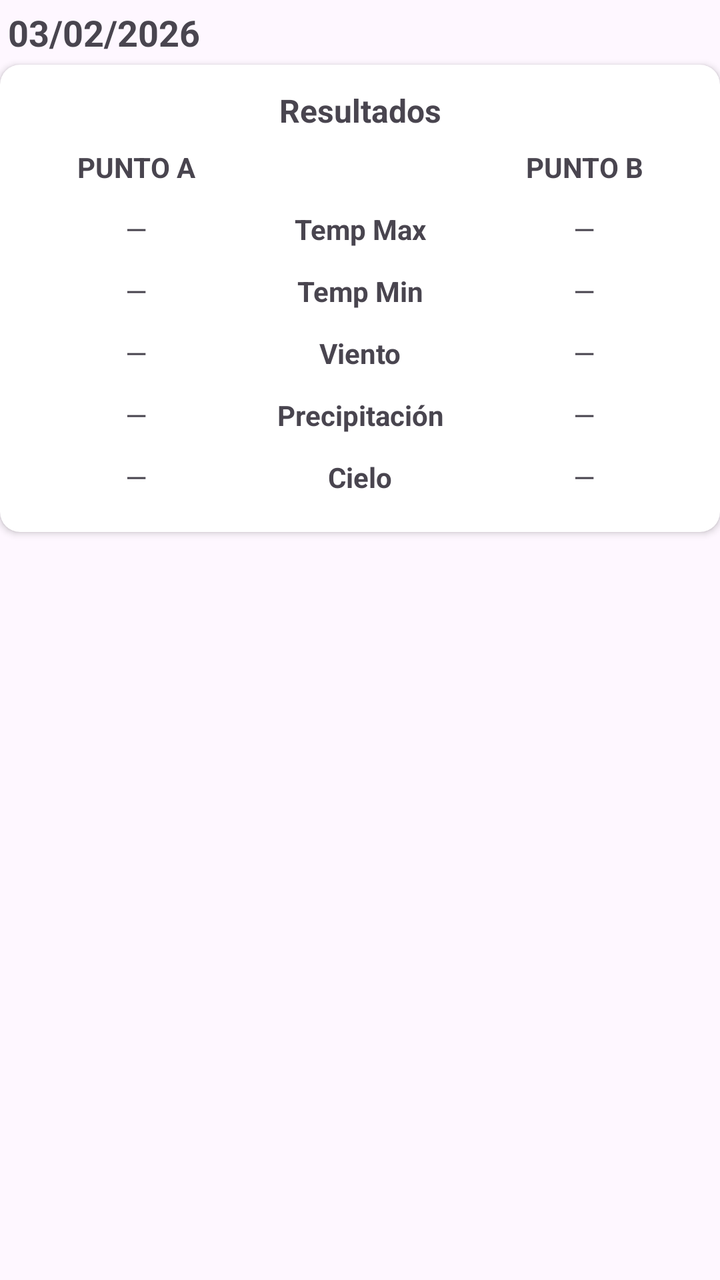
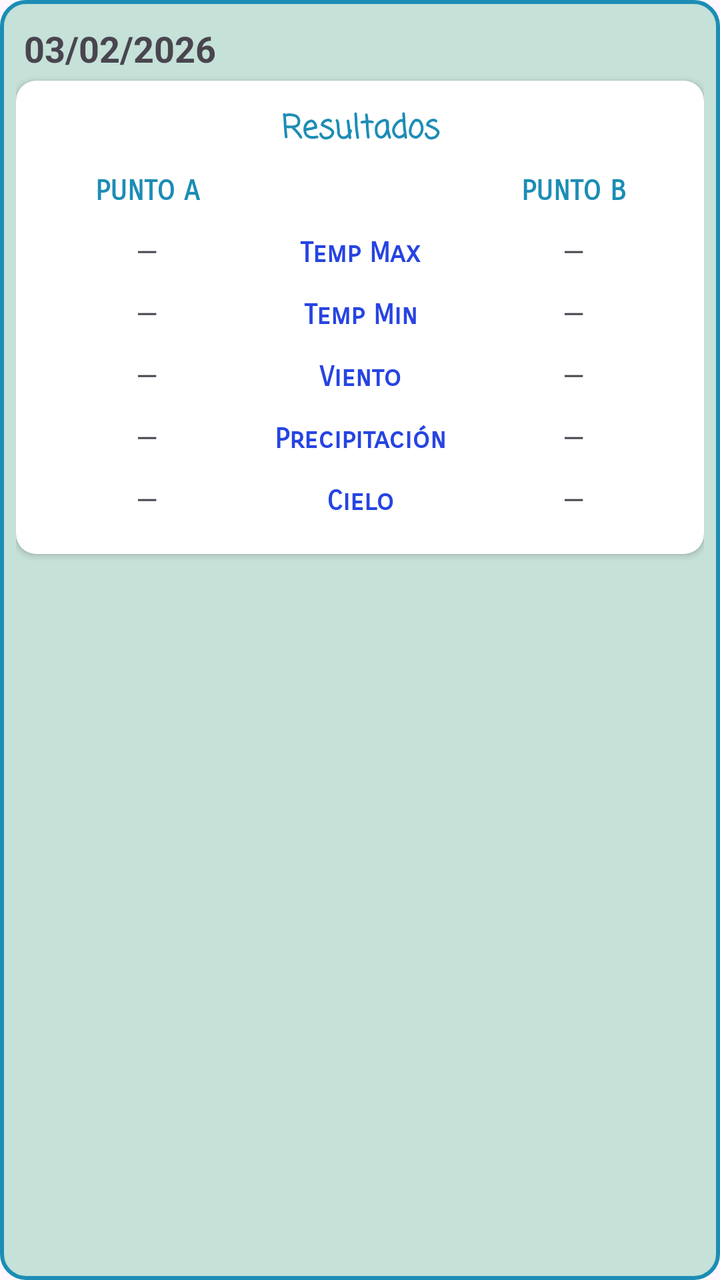

Compare the two renders of this Android layout. The source of the first and the diff that turns it into the second are given below.
<!-- AndroidManifest.xml: application theme Theme.MeteoDuo -->
<!-- res/layout/item_resultados_dia.xml -->
<?xml version="1.0" encoding="utf-8"?>
<LinearLayout
    xmlns:android="http://schemas.android.com/apk/res/android"
    xmlns:app="http://schemas.android.com/apk/res-auto"
    android:layout_width="match_parent"
    android:layout_height="wrap_content"
    android:orientation="vertical"
    android:layout_marginBottom="14dp">

    
    <TextView
        android:id="@+id/tvFecha"
        android:layout_width="match_parent"
        android:layout_height="wrap_content"
        android:text="03/02/2026"
        android:textStyle="bold"
        android:textSize="18sp"
        android:padding="4dp"/>

    
    <androidx.cardview.widget.CardView
        android:layout_width="match_parent"
        android:layout_height="wrap_content"
        app:cardCornerRadius="10dp"
        app:cardElevation="2dp">

        <LinearLayout
            android:layout_width="match_parent"
            android:layout_height="wrap_content"
            android:orientation="vertical"
            android:padding="12dp">

            <TextView
                android:layout_width="match_parent"
                android:layout_height="wrap_content"
                android:text="Resultados"
                android:textStyle="bold"
                android:textSize="16sp"
                android:gravity="center"
                android:layout_marginBottom="8dp"/>

            
            <LinearLayout
                android:layout_width="match_parent"
                android:layout_height="wrap_content"
                android:orientation="horizontal"
                android:paddingBottom="6dp">

                <TextView
                    android:id="@+id/tvHeadA"
                    android:layout_width="0dp"
                    android:layout_height="wrap_content"
                    android:layout_weight="1"
                    android:text="PUNTO A"
                    android:textStyle="bold"
                    android:gravity="center"/>

                <TextView
                    android:layout_width="0dp"
                    android:layout_height="wrap_content"
                    android:layout_weight="1"
                    android:text=""
                    android:gravity="center"/>

                <TextView
                    android:id="@+id/tvHeadB"
                    android:layout_width="0dp"
                    android:layout_height="wrap_content"
                    android:layout_weight="1"
                    android:text="PUNTO B"
                    android:textStyle="bold"
                    android:gravity="center"/>
            </LinearLayout>

            
            <LinearLayout
                android:id="@+id/rowTempMax"
                android:layout_width="match_parent"
                android:layout_height="wrap_content"
                android:orientation="horizontal"
                android:paddingVertical="6dp">

                <TextView
                    android:id="@+id/tvA_TempMax"
                    android:layout_width="0dp"
                    android:layout_height="wrap_content"
                    android:layout_weight="1"
                    android:text="—"
                    android:gravity="center"/>

                <TextView
                    android:layout_width="0dp"
                    android:layout_height="wrap_content"
                    android:layout_weight="1"
                    android:text="Temp Max"
                    android:textStyle="bold"
                    android:gravity="center"/>

                <TextView
                    android:id="@+id/tvB_TempMax"
                    android:layout_width="0dp"
                    android:layout_height="wrap_content"
                    android:layout_weight="1"
                    android:text="—"
                    android:gravity="center"/>
            </LinearLayout>

            
            <LinearLayout
                android:id="@+id/rowTempMin"
                android:layout_width="match_parent"
                android:layout_height="wrap_content"
                android:orientation="horizontal"
                android:paddingVertical="6dp">

                <TextView
                    android:id="@+id/tvA_TempMin"
                    android:layout_width="0dp"
                    android:layout_height="wrap_content"
                    android:layout_weight="1"
                    android:text="—"
                    android:gravity="center"/>

                <TextView
                    android:layout_width="0dp"
                    android:layout_height="wrap_content"
                    android:layout_weight="1"
                    android:text="Temp Min"
                    android:textStyle="bold"
                    android:gravity="center"/>

                <TextView
                    android:id="@+id/tvB_TempMin"
                    android:layout_width="0dp"
                    android:layout_height="wrap_content"
                    android:layout_weight="1"
                    android:text="—"
                    android:gravity="center"/>
            </LinearLayout>

            
            <LinearLayout
                android:id="@+id/rowViento"
                android:layout_width="match_parent"
                android:layout_height="wrap_content"
                android:orientation="horizontal"
                android:paddingVertical="6dp">

                <TextView
                    android:id="@+id/tvA_Viento"
                    android:layout_width="0dp"
                    android:layout_height="wrap_content"
                    android:layout_weight="1"
                    android:text="—"
                    android:gravity="center"/>

                <TextView
                    android:layout_width="0dp"
                    android:layout_height="wrap_content"
                    android:layout_weight="1"
                    android:text="Viento"
                    android:textStyle="bold"
                    android:gravity="center"/>

                <TextView
                    android:id="@+id/tvB_Viento"
                    android:layout_width="0dp"
                    android:layout_height="wrap_content"
                    android:layout_weight="1"
                    android:text="—"
                    android:gravity="center"/>
            </LinearLayout>

            
            <LinearLayout
                android:id="@+id/rowPrecipitacion"
                android:layout_width="match_parent"
                android:layout_height="wrap_content"
                android:orientation="horizontal"
                android:paddingVertical="6dp">

                <TextView
                    android:id="@+id/tvA_Prec"
                    android:layout_width="0dp"
                    android:layout_height="wrap_content"
                    android:layout_weight="1"
                    android:text="—"
                    android:gravity="center"/>

                <TextView
                    android:layout_width="0dp"
                    android:layout_height="wrap_content"
                    android:layout_weight="1"
                    android:text="Precipitación"
                    android:textStyle="bold"
                    android:gravity="center"/>

                <TextView
                    android:id="@+id/tvB_Prec"
                    android:layout_width="0dp"
                    android:layout_height="wrap_content"
                    android:layout_weight="1"
                    android:text="—"
                    android:gravity="center"/>
            </LinearLayout>

            
            <LinearLayout
                android:id="@+id/rowCielo"
                android:layout_width="match_parent"
                android:layout_height="wrap_content"
                android:orientation="horizontal"
                android:paddingVertical="6dp">

                <TextView
                    android:id="@+id/tvA_Cielo"
                    android:layout_width="0dp"
                    android:layout_height="wrap_content"
                    android:layout_weight="1"
                    android:text="—"
                    android:gravity="center"/>

                <TextView
                    android:layout_width="0dp"
                    android:layout_height="wrap_content"
                    android:layout_weight="1"
                    android:text="Cielo"
                    android:textStyle="bold"
                    android:gravity="center"/>

                <TextView
                    android:id="@+id/tvB_Cielo"
                    android:layout_width="0dp"
                    android:layout_height="wrap_content"
                    android:layout_weight="1"
                    android:text="—"
                    android:gravity="center"/>
            </LinearLayout>

        </LinearLayout>
    </androidx.cardview.widget.CardView>

</LinearLayout>
<!-- resources referenced by this layout -->
<resources>
  <style name="Theme.MeteoDuo" parent="Base.Theme.MeteoDuo" />
  <style name="Base.Theme.MeteoDuo" parent="Theme.Material3.DayNight.NoActionBar">
          
  
  
      </style>
</resources>

<!-- the commit's change to res/layout/item_resultados_dia.xml (unified diff, before → after) -->
@@ -5,7 +5,9 @@
     android:layout_width="match_parent"
     android:layout_height="wrap_content"
     android:orientation="vertical"
-    android:layout_marginBottom="14dp">
+    android:layout_marginBottom="14dp"
+    android:background="@drawable/fondo_resultados">
+    >
 
     
     <TextView
@@ -31,13 +33,16 @@
             android:padding="12dp">
 
             <TextView
-                android:layout_width="match_parent"
-                android:layout_height="wrap_content"
+                android:id="@+id/txtresultados"
+                android:layout_width="match_parent"
+                android:layout_height="wrap_content"
+                android:layout_marginBottom="8dp"
+                android:fontFamily="casual"
+                android:gravity="center"
                 android:text="Resultados"
-                android:textStyle="bold"
+                android:textColor="@color/boton"
                 android:textSize="16sp"
-                android:gravity="center"
-                android:layout_marginBottom="8dp"/>
+                android:textStyle="bold" />
 
             
             <LinearLayout
@@ -51,9 +56,11 @@
                     android:layout_width="0dp"
                     android:layout_height="wrap_content"
                     android:layout_weight="1"
+                    android:fontFamily="sans-serif-smallcaps"
+                    android:gravity="center"
                     android:text="PUNTO A"
-                    android:textStyle="bold"
-                    android:gravity="center"/>
+                    android:textColor="@color/boton"
+                    android:textStyle="bold" />
 
                 <TextView
                     android:layout_width="0dp"
@@ -67,9 +74,11 @@
                     android:layout_width="0dp"
                     android:layout_height="wrap_content"
                     android:layout_weight="1"
+                    android:fontFamily="sans-serif-smallcaps"
+                    android:gravity="center"
                     android:text="PUNTO B"
-                    android:textStyle="bold"
-                    android:gravity="center"/>
+                    android:textColor="@color/boton"
+                    android:textStyle="bold" />
             </LinearLayout>
 
             
@@ -92,9 +101,11 @@
                     android:layout_width="0dp"
                     android:layout_height="wrap_content"
                     android:layout_weight="1"
+                    android:fontFamily="sans-serif-smallcaps"
+                    android:gravity="center"
                     android:text="Temp Max"
-                    android:textStyle="bold"
-                    android:gravity="center"/>
+                    android:textColor="@color/text"
+                    android:textStyle="bold" />
 
                 <TextView
                     android:id="@+id/tvB_TempMax"
@@ -125,9 +136,11 @@
                     android:layout_width="0dp"
                     android:layout_height="wrap_content"
                     android:layout_weight="1"
+                    android:fontFamily="sans-serif-smallcaps"
+                    android:gravity="center"
                     android:text="Temp Min"
-                    android:textStyle="bold"
-                    android:gravity="center"/>
+                    android:textColor="@color/text"
+                    android:textStyle="bold" />
 
                 <TextView
                     android:id="@+id/tvB_TempMin"
@@ -158,9 +171,11 @@
                     android:layout_width="0dp"
                     android:layout_height="wrap_content"
                     android:layout_weight="1"
+                    android:fontFamily="sans-serif-smallcaps"
+                    android:gravity="center"
                     android:text="Viento"
-                    android:textStyle="bold"
-                    android:gravity="center"/>
+                    android:textColor="@color/text"
+                    android:textStyle="bold" />
 
                 <TextView
                     android:id="@+id/tvB_Viento"
@@ -191,9 +206,11 @@
                     android:layout_width="0dp"
                     android:layout_height="wrap_content"
                     android:layout_weight="1"
+                    android:fontFamily="sans-serif-smallcaps"
+                    android:gravity="center"
                     android:text="Precipitación"
-                    android:textStyle="bold"
-                    android:gravity="center"/>
+                    android:textColor="@color/text"
+                    android:textStyle="bold" />
 
                 <TextView
                     android:id="@+id/tvB_Prec"
@@ -224,9 +241,11 @@
                     android:layout_width="0dp"
                     android:layout_height="wrap_content"
                     android:layout_weight="1"
+                    android:fontFamily="sans-serif-smallcaps"
+                    android:gravity="center"
                     android:text="Cielo"
-                    android:textStyle="bold"
-                    android:gravity="center"/>
+                    android:textColor="@color/text"
+                    android:textStyle="bold" />
 
                 <TextView
                     android:id="@+id/tvB_Cielo"
<!-- resource entries referenced after the edit -->
@@ -1,6 +1,32 @@
 <!-- resources referenced by this layout -->
 <resources>
+  <color name="boton">#1c8db5</color>
+  <color name="text">#2744E2</color>
+  <!-- drawable fondo_resultados (drawable) -->
+  <?xml version="1.0" encoding="utf-8"?>
+  <shape xmlns:android="http://schemas.android.com/apk/res/android"
+      android:shape="rectangle">
+  
+      
+      <solid android:color="@color/cuadro"/>
+  
+      
+      <stroke
+          android:width="2dp"
+          android:color="@color/boton"/>
+  
+      
+      <corners android:radius="12dp"/>
+  
+      
+      <padding
+          android:left="8dp"
+          android:top="8dp"
+          android:right="8dp"
+          android:bottom="8dp"/>
+  </shape>
   <style name="Theme.MeteoDuo" parent="Base.Theme.MeteoDuo" />
+  <color name="cuadro">#c5e1d8</color>
   <style name="Base.Theme.MeteoDuo" parent="Theme.Material3.DayNight.NoActionBar">
           
   
